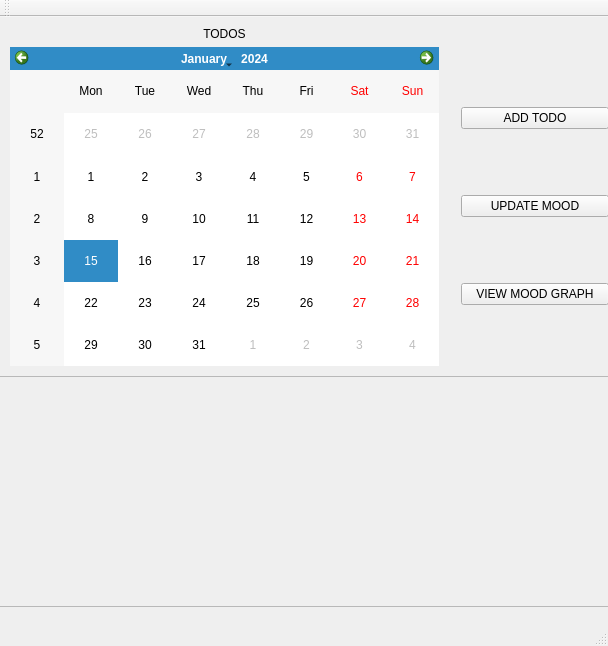
Remxin/daily-mood, file daily-mood/dailymood.ui: the form before one commit.
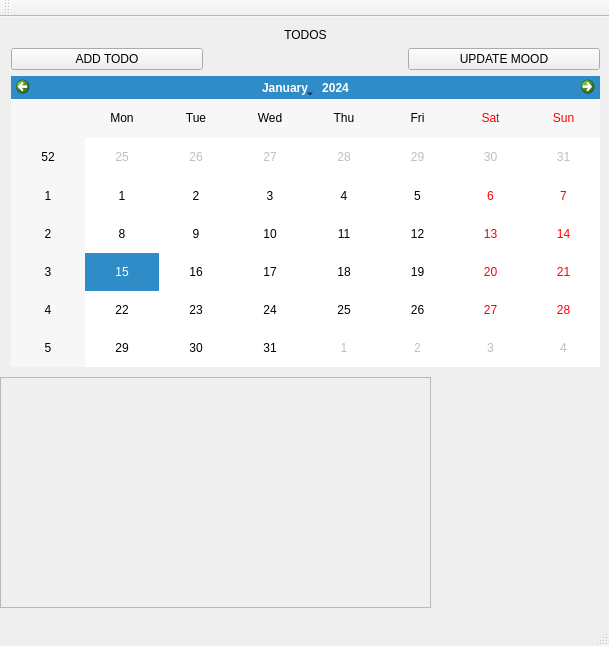
The form after the commit.

The edit to the form file:
```diff
--- a/daily-mood/dailymood.ui
+++ b/daily-mood/dailymood.ui
@@ -6,7 +6,7 @@
    <rect>
     <x>0</x>
     <y>0</y>
-    <width>608</width>
+    <width>609</width>
     <height>646</height>
    </rect>
   </property>
@@ -17,17 +17,17 @@
    <widget class="QWidget" name="gridLayoutWidget">
     <property name="geometry">
      <rect>
-      <x>-1</x>
-      <y>-1</y>
-      <width>451</width>
+      <x>0</x>
+      <y>0</y>
+      <width>611</width>
       <height>361</height>
      </rect>
     </property>
     <layout class="QGridLayout" name="gridLayout">
-     <item row="1" column="0">
+     <item row="6" column="0" colspan="3">
       <widget class="QCalendarWidget" name="calendarWidget"/>
      </item>
-     <item row="0" column="0">
+     <item row="1" column="0" colspan="3">
       <widget class="QLabel" name="label">
        <property name="text">
         <string>TODOS</string>
@@ -37,36 +37,20 @@
        </property>
       </widget>
      </item>
-    </layout>
-   </widget>
-   <widget class="QWidget" name="verticalLayoutWidget">
-    <property name="geometry">
-     <rect>
-      <x>450</x>
-      <y>19</y>
-      <width>170</width>
-      <height>341</height>
-     </rect>
-    </property>
-    <layout class="QVBoxLayout" name="verticalLayout">
-     <item>
-      <widget class="QPushButton" name="addTodoButton">
-       <property name="text">
-        <string>ADD TODO</string>
-       </property>
-      </widget>
+     <item row="0" column="0">
+      <layout class="QHBoxLayout" name="horizontalLayout_3"/>
      </item>
-     <item>
+     <item row="2" column="2">
       <widget class="QPushButton" name="updateMoodBtn">
        <property name="text">
         <string>UPDATE MOOD</string>
        </property>
       </widget>
      </item>
-     <item>
-      <widget class="QPushButton" name="pushButton_2">
+     <item row="2" column="0">
+      <widget class="QPushButton" name="addTodoButton">
        <property name="text">
-        <string>VIEW MOOD GRAPH</string>
+        <string>ADD TODO</string>
        </property>
       </widget>
      </item>
@@ -75,9 +59,9 @@
    <widget class="QScrollArea" name="todosScroll">
     <property name="geometry">
      <rect>
-      <x>-1</x>
-      <y>359</y>
-      <width>611</width>
+      <x>0</x>
+      <y>360</y>
+      <width>431</width>
       <height>231</height>
      </rect>
     </property>
@@ -89,12 +73,23 @@
       <rect>
        <x>0</x>
        <y>0</y>
-       <width>609</width>
+       <width>429</width>
        <height>229</height>
       </rect>
      </property>
     </widget>
    </widget>
+   <widget class="QWidget" name="verticalLayoutWidget">
+    <property name="geometry">
+     <rect>
+      <x>430</x>
+      <y>360</y>
+      <width>181</width>
+      <height>201</height>
+     </rect>
+    </property>
+    <layout class="QVBoxLayout" name="verticalLayout"/>
+   </widget>
   </widget>
   <widget class="QMenuBar" name="menuBar">
    <property name="geometry">
```
Left out of the diff: 2 changed lines with no effect on the pictures.
